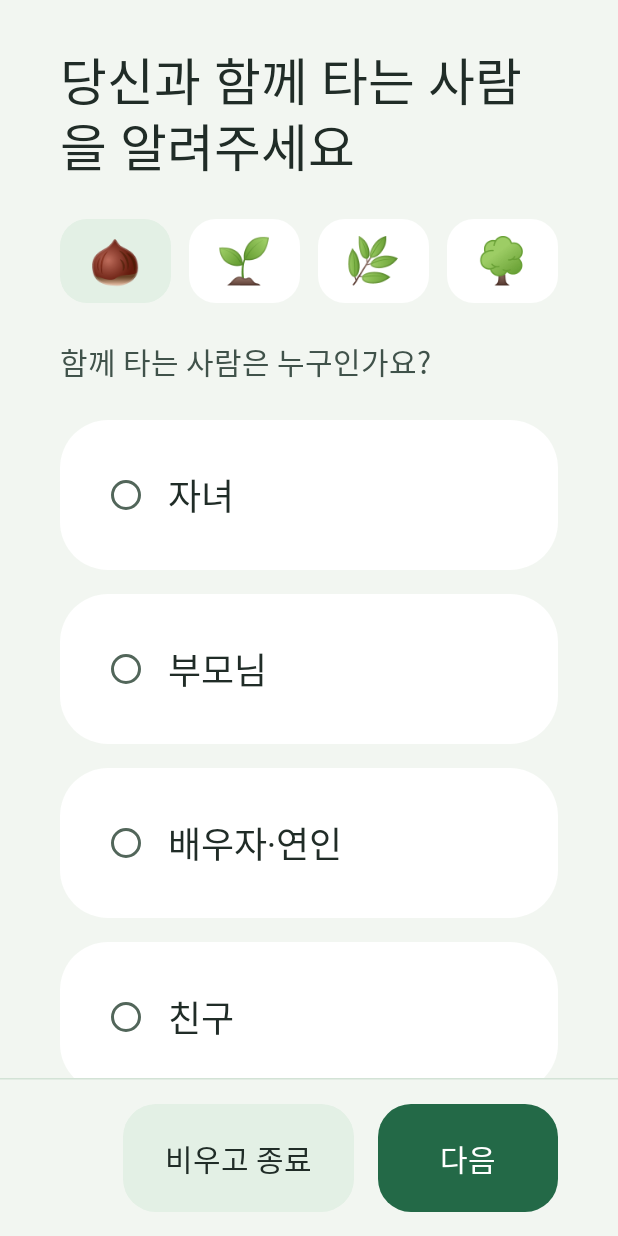
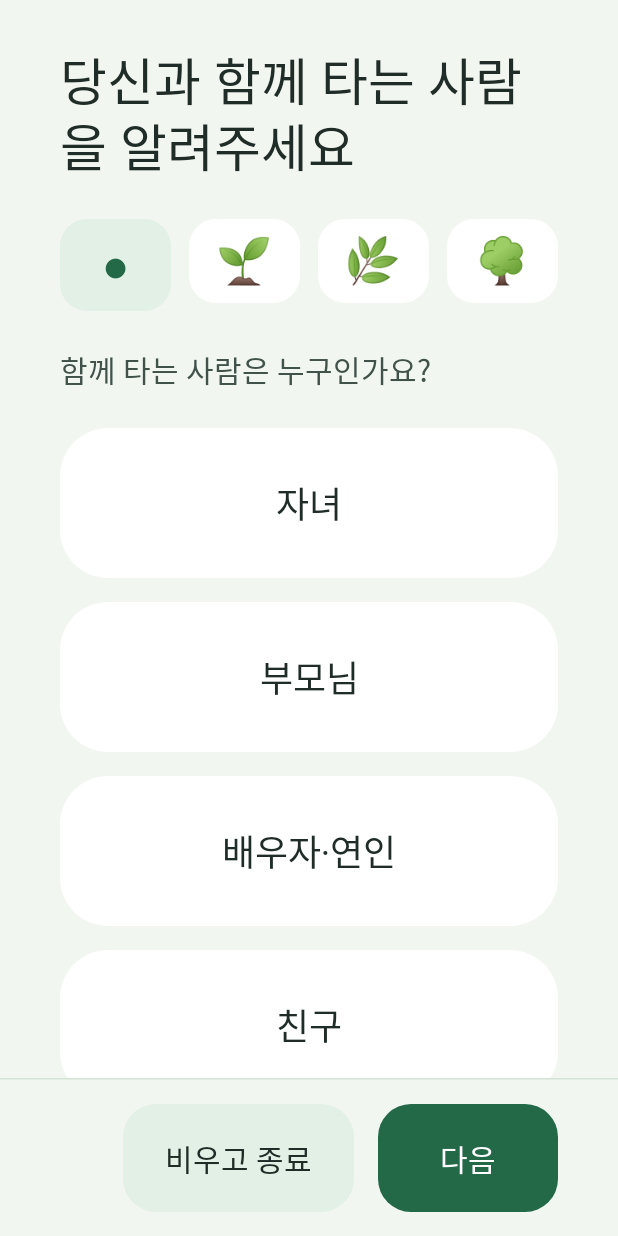
Before and after one commit to kanghwayuri/SAIGIL, an Android app built with Jetpack Compose: the composable SaigilApp shown on its own in the app's theme, on a phone screen of 412 x 824 dp. Run offline under Robolectric (Android 15) with nearby library versions, the phone set to English and light mode, and no system bars; Roboto replaces fonts that are not available here.

Commit message:
ux: replace selection toggles with full button cards

```diff
--- a/app/src/main/java/com/gomsoo/saigil/ui/Components.kt
+++ b/app/src/main/java/com/gomsoo/saigil/ui/Components.kt
@@ -15,15 +15,9 @@ import androidx.compose.foundation.layout.height
 import androidx.compose.foundation.layout.heightIn
 import androidx.compose.foundation.layout.padding
 import androidx.compose.foundation.layout.width
-import androidx.compose.foundation.selection.selectable
-import androidx.compose.foundation.selection.toggleable
 import androidx.compose.foundation.shape.RoundedCornerShape
-import androidx.compose.material3.Checkbox
-import androidx.compose.material3.CheckboxDefaults
 import androidx.compose.material3.OutlinedTextField
 import androidx.compose.material3.OutlinedTextFieldDefaults
-import androidx.compose.material3.RadioButton
-import androidx.compose.material3.RadioButtonDefaults
 import androidx.compose.material3.Text
 import androidx.compose.runtime.Composable
 import androidx.compose.runtime.getValue
@@ -37,6 +31,7 @@ import androidx.compose.ui.semantics.LiveRegionMode
 import androidx.compose.ui.semantics.Role
 import androidx.compose.ui.semantics.liveRegion
 import androidx.compose.ui.semantics.semantics
+import androidx.compose.ui.semantics.stateDescription
 import androidx.compose.ui.text.TextStyle
 import androidx.compose.ui.text.font.FontWeight
 import androidx.compose.ui.text.style.TextAlign
@@ -112,54 +107,24 @@ fun ErrorText(text: String, modifier: Modifier = Modifier) {
 fun ChoiceOption(text: String, selected: Boolean, onSelect: () -> Unit, modifier: Modifier = Modifier) {
     val interaction = remember { MutableInteractionSource() }
     val shape = RoundedCornerShape(32.dp)
-    Row(
+    Box(
         modifier = modifier
             .shrinkWhenPressed(interaction)
             .heightIn(min = 100.dp)
             .clip(shape)
-            .background(if (selected) PleosColor.BasicEnabled else PleosColor.BackgroundSecondary)
-            .selectable(selected, interaction, indication = null, role = Role.RadioButton, onClick = onSelect)
+            .background(if (selected) PleosColor.FilledEnabled else PleosColor.BackgroundSecondary)
+            .clickable(interaction, indication = null, role = Role.Button, onClick = onSelect)
+            .semantics { stateDescription = if (selected) "선택됨" else "선택 안 됨" }
             .padding(horizontal = 32.dp, vertical = 16.dp),
-        verticalAlignment = Alignment.CenterVertically,
-        horizontalArrangement = Arrangement.spacedBy(16.dp),
+        contentAlignment = Alignment.Center,
     ) {
-        RadioButton(
-            selected = selected,
-            onClick = null,
-            colors = RadioButtonDefaults.colors(
-                selectedColor = PleosColor.FilledEnabled,
-                unselectedColor = PleosColor.TextTertiary,
-            ),
-        )
-        Text(text, style = PleosType.BodyLarge)
+        Text(text, style = PleosType.BodyLarge, color = if (selected) PleosColor.TextOnFilled else PleosColor.TextPrimary, textAlign = TextAlign.Center)
     }
 }
 
 @Composable
-fun CheckOption(text: String, checked: Boolean, onCheckedChange: (Boolean) -> Unit, modifier: Modifier = Modifier) {
-    val interaction = remember { MutableInteractionSource() }
-    Row(
-        modifier = modifier
-            .shrinkWhenPressed(interaction)
-            .heightIn(min = 96.dp)
-            .clip(RoundedCornerShape(24.dp))
-            .background(if (checked) PleosColor.BasicEnabled else PleosColor.BackgroundSecondary)
-            .toggleable(checked, interaction, indication = null, role = Role.Checkbox, onValueChange = onCheckedChange)
-            .padding(horizontal = 24.dp),
-        verticalAlignment = Alignment.CenterVertically,
-        horizontalArrangement = Arrangement.spacedBy(16.dp),
-    ) {
-        Checkbox(
-            checked = checked,
-            onCheckedChange = null,
-            colors = CheckboxDefaults.colors(
-                checkedColor = PleosColor.FilledEnabled,
-                uncheckedColor = PleosColor.TextTertiary,
-                checkmarkColor = PleosColor.TextOnFilled,
-            ),
-        )
-        Text(text, style = PleosType.BodyMedium)
-    }
+fun ConfirmationButton(text: String, checked: Boolean, onCheckedChange: (Boolean) -> Unit, modifier: Modifier = Modifier) {
+    ChoiceOption(text, checked, { onCheckedChange(!checked) }, modifier)
 }
 
 @Composable
--- a/app/src/main/java/com/gomsoo/saigil/ui/Screens.kt
+++ b/app/src/main/java/com/gomsoo/saigil/ui/Screens.kt
@@ -26,7 +26,6 @@ import androidx.compose.ui.graphics.Color
 import androidx.compose.ui.text.style.TextAlign
 import androidx.compose.ui.res.painterResource
 import androidx.compose.foundation.rememberScrollState
-import androidx.compose.foundation.selection.selectableGroup
 import androidx.compose.foundation.shape.RoundedCornerShape
 import androidx.compose.foundation.shape.CircleShape
 import androidx.compose.foundation.verticalScroll
@@ -193,9 +192,9 @@ private fun StartScreen(start: Session.Start, send: (Event) -> Unit) {
             }
             else -> {
                 Text("이야기는 차를 세우고, 혼자 있을 때 준비해요.", style = PleosType.BodySmall, color = PleosColor.TextSecondary)
-                CheckOption("혼자 있어요", start.alone, { send(Event.SetAlone(it)) }, Modifier.fillMaxWidth())
+                ConfirmationButton("혼자 있어요", start.alone, { send(Event.SetAlone(it)) }, Modifier.fillMaxWidth())
                 start.problems.messageFor(Problem.NotAlone)?.let { ErrorText(it) }
-                CheckOption("주차했어요", start.parked, { send(Event.SetParked(it)) }, Modifier.fillMaxWidth())
+                ConfirmationButton("주차했어요", start.parked, { send(Event.SetParked(it)) }, Modifier.fillMaxWidth())
                 start.problems.messageFor(Problem.NotParkedConfirmed)?.let { ErrorText(it) }
                 start.problems.messageFor(Problem.VehicleNotParked)?.let { ErrorText(it) }
             }
@@ -216,7 +215,7 @@ private fun ProfileChoices(label: String, field: StartField, choices: List<Strin
 @Composable
 private fun GrowthProgress(current: Int, total: Int) {
     val stages = listOf("씨앗", "새싹", "어린 나무", "나무")
-    val icons = listOf("🌰", "🌱", "🌿", "🌳")
+    val icons = listOf("●", "🌱", "🌿", "🌳")
     Row(Modifier.fillMaxWidth(), horizontalArrangement = Arrangement.spacedBy(12.dp)) {
         repeat(total) { index ->
             val active = index < current
@@ -228,7 +227,7 @@ private fun GrowthProgress(current: Int, total: Int) {
                     .padding(10.dp),
                 contentAlignment = Alignment.Center,
             ) {
-                Text(icons[stage], fontSize = 30.sp)
+                Text(icons[stage], fontSize = 30.sp, color = PleosColor.FilledEnabled)
             }
         }
     }
@@ -353,7 +352,6 @@ private fun GuideScreen(guide: Guide, send: (Event) -> Unit) {
         },
     ) {
         FlowRow(
-            Modifier.selectableGroup(),
             horizontalArrangement = Arrangement.spacedBy(24.dp),
             verticalArrangement = Arrangement.spacedBy(24.dp),
         ) {
```
